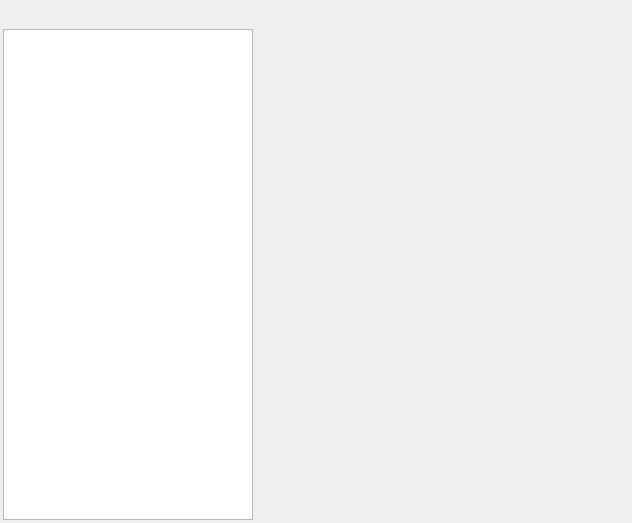
Qt form ui/notes_view.ui (zkovari/plotlyst) before a commit.
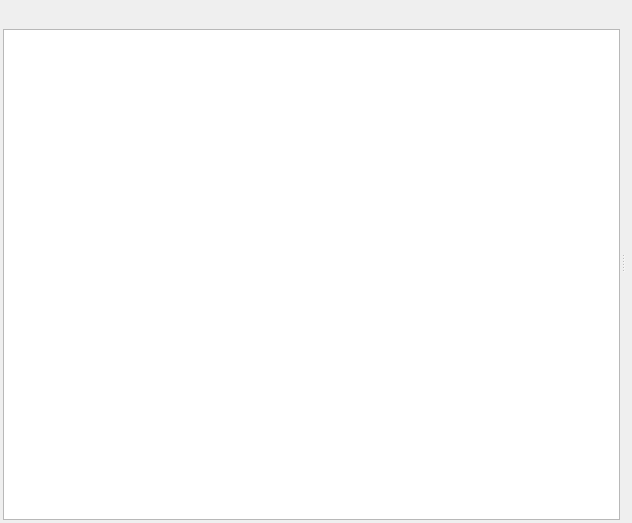
The same form after that commit. The open tabs and pages were chosen to show the change. Custom widgets are drawn as their Qt base class.

Commit message: Splitter for docs view, closes #96

Diff of the .ui file:
```diff
--- a/ui/notes_view.ui
+++ b/ui/notes_view.ui
@@ -29,11 +29,15 @@
    <property name="bottomMargin">
     <number>2</number>
    </property>
-   <item alignment="Qt::AlignLeft">
+   <item>
+    <widget class="QSplitter" name="splitter">
+     <property name="orientation">
+      <enum>Qt::Horizontal</enum>
+     </property>
     <widget class="QWidget" name="wdgDocs" native="true">
      <property name="maximumSize">
       <size>
-       <width>260</width>
+        <width>16777215</width>
        <height>16777215</height>
       </size>
      </property>
@@ -101,15 +105,21 @@
       </item>
       <item>
        <widget class="ActionBasedTreeView" name="treeDocuments">
+         <property name="sizePolicy">
+          <sizepolicy hsizetype="Preferred" vsizetype="Expanding">
+           <horstretch>0</horstretch>
+           <verstretch>0</verstretch>
+          </sizepolicy>
+         </property>
         <property name="minimumSize">
          <size>
-          <width>250</width>
+           <width>0</width>
           <height>0</height>
          </size>
         </property>
         <property name="maximumSize">
          <size>
-          <width>250</width>
+           <width>16777215</width>
           <height>16777215</height>
          </size>
         </property>
@@ -144,11 +154,9 @@
       </item>
      </layout>
     </widget>
-   </item>
-   <item>
     <widget class="QStackedWidget" name="stackedEditor">
      <property name="currentIndex">
-      <number>0</number>
+       <number>1</number>
      </property>
      <widget class="QWidget" name="docEditorPage">
       <layout class="QVBoxLayout" name="verticalLayout_4">
@@ -187,6 +195,7 @@
         <number>1</number>
        </property>
       </layout>
+      </widget>
      </widget>
     </widget>
    </item>
```
Lines whose indentation alone changed are shown as unchanged. The commit also changes 1 other file.
